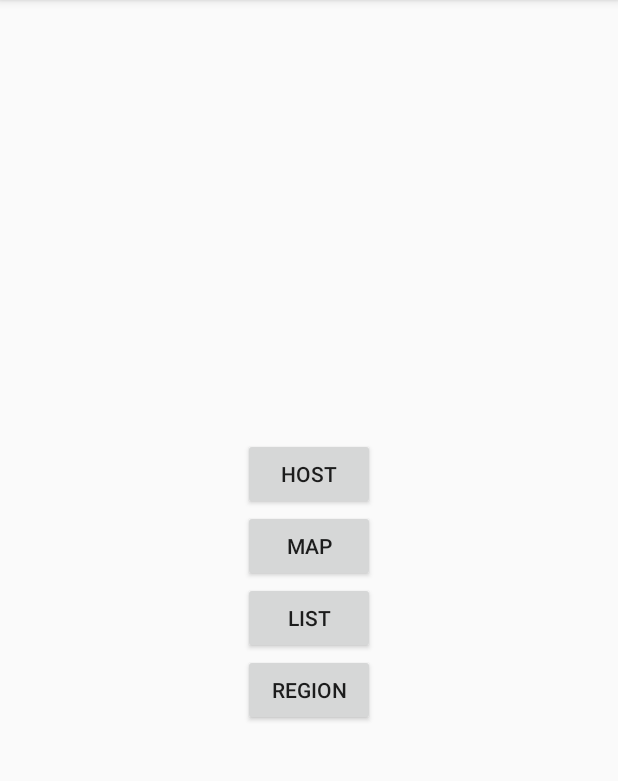
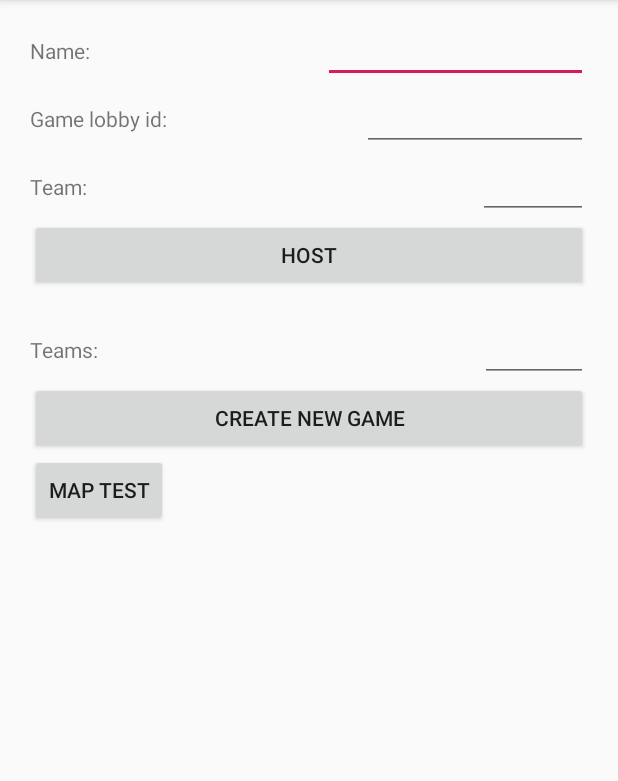
Before and after one commit to AP-Elektronica-ICT/CA1819-HansAnders, an Android app: the screen it shows after launch (HomeActivity), on a phone screen of 412 x 824 dp, the part 84-865 px from its top. Run offline under Robolectric (Android 15) with nearby library versions, the phone set to English and light mode, and no system bars.

Commit message:
Home activity layout

```diff
--- a/MobApp/app/src/main/java/be/ap/eaict/geocapture/MapActivity.java
+++ b/MobApp/app/src/main/java/be/ap/eaict/geocapture/MapActivity.java
@@ -38,7 +38,6 @@ public class MapActivity extends AppCompatActivity implements OnMapReadyCallback
                     .title(locatie.getLocatienaam()));
         }
 
-        googleMap.moveCamera(CameraUpdateFactory.newLatLng(new LatLng(locaties.get(0).getLng(), locaties.get(0).getLat())));
-        googleMap.setMinZoomPreference(14);
+        googleMap.moveCamera(CameraUpdateFactory.newLatLngZoom(new LatLng(locaties.get(0).getLng(), locaties.get(0).getLat()),14));
     }
 }
--- a/MobApp/app/src/main/res/layout/activity_home.xml
+++ b/MobApp/app/src/main/res/layout/activity_home.xml
@@ -1,44 +1,106 @@
 <?xml version="1.0" encoding="utf-8"?>
 <LinearLayout xmlns:android="http://schemas.android.com/apk/res/android"
-    xmlns:app="http://schemas.android.com/apk/res-auto"
     xmlns:tools="http://schemas.android.com/tools"
     android:id="@+id/container"
     android:layout_width="match_parent"
     android:layout_height="match_parent"
+    android:layout_marginTop="10dp"
+    android:layout_marginBottom="10dp"
+    android:layout_marginLeft="20dp"
+    android:layout_marginRight="20dp"
     tools:context=".HomeActivity"
-    android:orientation="vertical"
-    android:gravity="center"
-    >
+    android:orientation="vertical">
+
+    <LinearLayout
+        android:layout_width="match_parent"
+        android:layout_height="wrap_content"
+        android:orientation="horizontal">
+        <TextView
+            android:layout_width="wrap_content"
+            android:layout_height="wrap_content"
+            android:layout_weight="1"
+            android:text="Name:" />
+        <EditText
+            android:id="@+id/txtName"
+            android:layout_width="wrap_content"
+            android:layout_height="wrap_content"
+            android:layout_weight="1"/>
+    </LinearLayout>
+
+    <LinearLayout
+        android:layout_width="match_parent"
+        android:layout_height="wrap_content"
+        android:orientation="horizontal">
+        <TextView
+            android:layout_width="wrap_content"
+            android:layout_height="wrap_content"
+            android:layout_weight="1"
+            android:text="Game lobby id:" />
+        <EditText
+            android:id="@+id/txtLobbyId"
+            android:layout_width="wrap_content"
+            android:layout_height="wrap_content"
+            android:layout_weight="1"/>
+    </LinearLayout>
+
+    <LinearLayout
+        android:layout_width="match_parent"
+        android:layout_height="wrap_content"
+        android:orientation="horizontal">
+        <TextView
+            android:layout_width="wrap_content"
+            android:layout_height="wrap_content"
+            android:layout_weight="5"
+            android:text="Team:" />
+        <EditText
+            android:id="@+id/txtTeam"
+            android:layout_width="wrap_content"
+            android:layout_height="wrap_content"
+            android:layout_weight="1"/>
+    </LinearLayout>
 
     <Button
         android:id="@+id/btnHost"
-        android:layout_width="wrap_content"
+        android:layout_width="match_parent"
         android:layout_height="wrap_content"
-        android:layout_marginTop="8dp"
-        android:text="Host"
-        app:layout_constraintTop_toBottomOf="@+id/btnList"
-        tools:layout_editor_absoluteX="0dp" />
+        android:layout_marginBottom="15dp"
+        android:text="Host"/>
+
+
+
+
+
+
+    <LinearLayout
+        android:layout_width="match_parent"
+        android:layout_height="wrap_content"
+        android:orientation="horizontal">
+        <TextView
+            android:layout_width="wrap_content"
+            android:layout_height="wrap_content"
+            android:layout_weight="5"
+            android:text="Teams:" />
+        <EditText
+            android:id="@+id/txtHostTeams"
+            android:layout_width="wrap_content"
+            android:layout_height="wrap_content"
+            android:layout_weight="1"/>
+    </LinearLayout>
+
+    <Button
+        android:layout_width="match_parent"
+        android:layout_height="wrap_content"
+        android:text="Create new game"
+        android:id="@+id/btnNewGame"/>
+
+
+
 
     <Button
         android:layout_width="wrap_content"
         android:layout_height="wrap_content"
-        android:text="Map"
+        android:text="Map test"
         android:id="@+id/btnMap"/>
 
-    <Button
-        android:id="@+id/btnList"
-        android:layout_width="wrap_content"
-        android:layout_height="wrap_content"
-        android:text="List"
-        app:layout_constraintTop_toBottomOf="@+id/btnMap"
-        tools:layout_editor_absoluteX="0dp" />
-
-    <Button
-        android:id="@+id/btnRegion"
-        android:layout_width="wrap_content"
-        android:layout_height="wrap_content"
-        android:text="Region"
-        app:layout_constraintTop_toBottomOf="@+id/btnList"
-        tools:layout_editor_absoluteX="0dp" />
 
 </LinearLayout>
--- a/MobApp/app/src/main/res/layout/activity_host_config.xml
+++ b/MobApp/app/src/main/res/layout/activity_host_config.xml
@@ -1,18 +1,17 @@
-<?xml version="1.0" encoding="utf-8"?>
 <LinearLayout xmlns:android="http://schemas.android.com/apk/res/android"
     android:layout_width="match_parent"
     android:layout_height="match_parent"
-    android:orientation="vertical">
+    android:orientation="vertical"
+    android:layout_margin="15dp">
 
 
     <TextView
-        android:layout_marginTop="25px"
         android:layout_width="wrap_content"
         android:layout_height="wrap_content"
         android:text="Lobby ID:" />
 
     <TextView
-        android:layout_marginTop="25px"
+        android:layout_marginTop="15dp"
         android:layout_width="wrap_content"
         android:layout_height="wrap_content"
         android:text="Selecteer regio:" />
@@ -21,11 +20,11 @@
         android:id="@+id/region_list"
         android:layout_width="match_parent"
         android:layout_weight="1"
-        android:layout_height="150dp">
+        android:layout_height="125dp">
     </ListView>
 
     <TextView
-        android:layout_marginTop="25px"
+        android:layout_marginTop="15dp"
         android:layout_width="wrap_content"
         android:layout_height="wrap_content"
         android:text="Selecteer markers:" />
@@ -33,14 +32,14 @@
         android:layout_weight="1"
         android:id="@+id/markers_list"
         android:layout_width="match_parent"
-        android:layout_height="150dp">
+        android:layout_height="125dp">
     </ListView>
 
     <Button
         android:layout_width="match_parent"
         android:id="@+id/btnStart"
         android:layout_height="wrap_content"
-        android:layout_marginBottom="0px"
-        android:paddingBottom="0px"
+        android:padding="0px"
+        android:layout_margin="0px"
         android:text="Start Game" />
 </LinearLayout>
```
